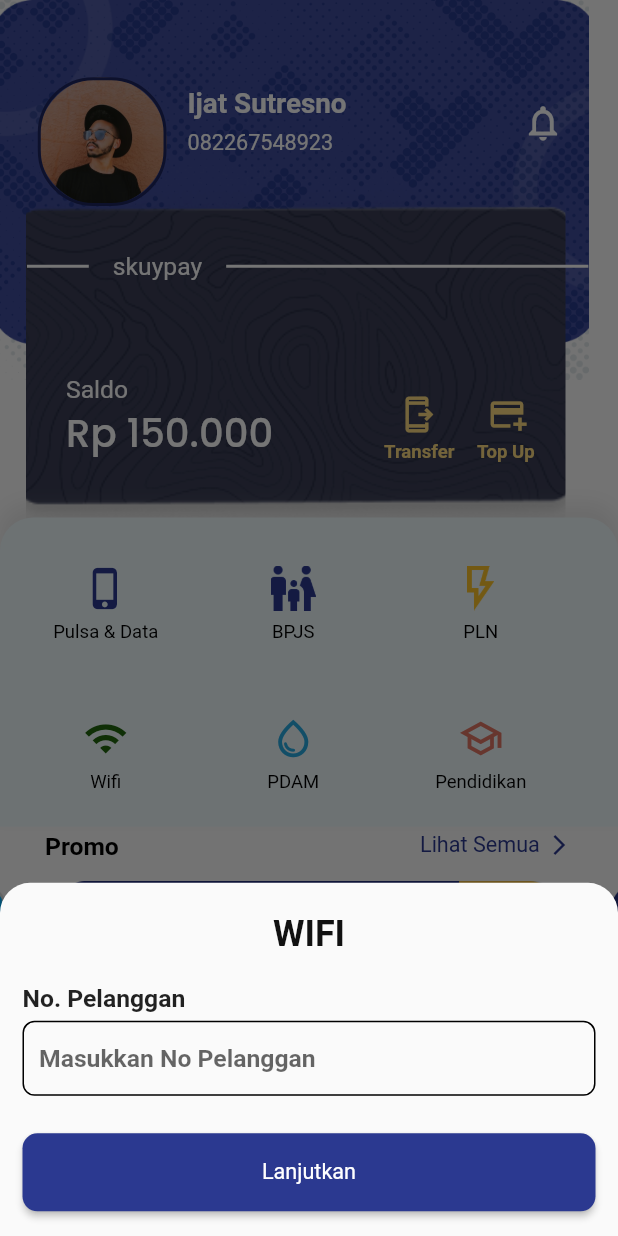
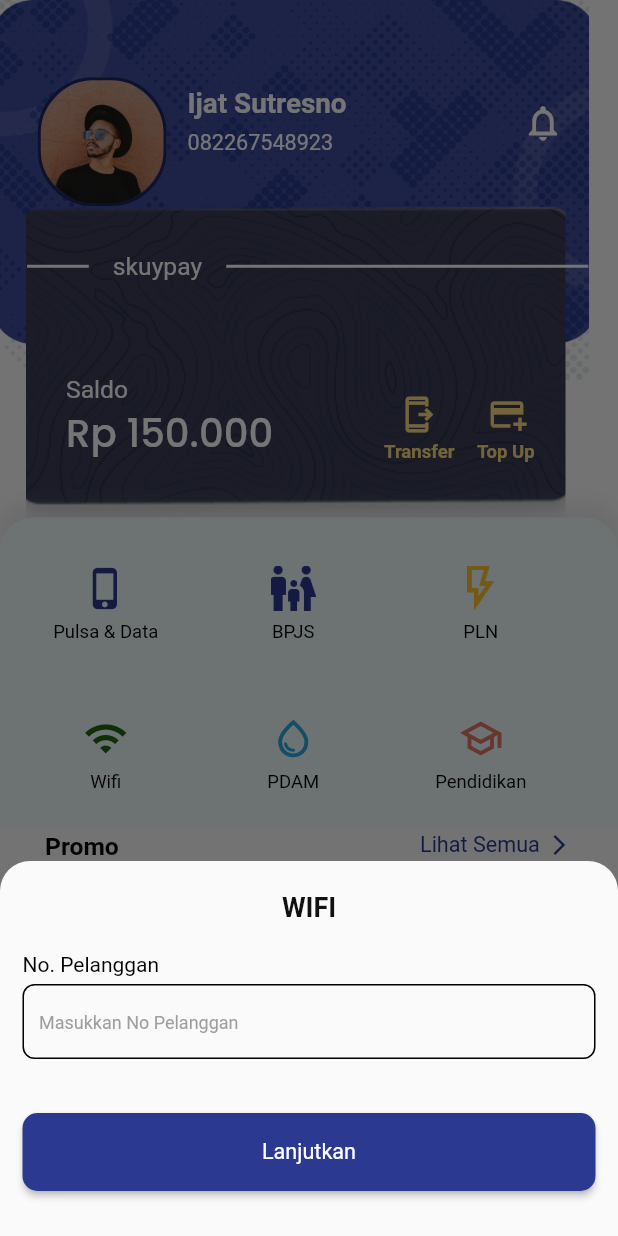
Before and after one commit to Kelompok10Capstone/Flutter_2023, a Flutter app: the HomeScreen screen opened directly, after a tap on "Wifi", on a phone screen of 412 x 824 dp. Run offline on Flutter 3.47's test engine with Material 2 defaults, Android fonts, the phone set to English and light mode, and no system bars; drawn by our look-alikes of carousel_slider; our stand-ins replace flutter_screenutil, google_fonts, pinput, shared_preferences, supercharged; accounts and stored records are empty.

Commit message:
edit navigasi

```diff
--- a/capstone_flutter/lib/view/screen/home_screen/home_screen.dart
+++ b/capstone_flutter/lib/view/screen/home_screen/home_screen.dart
@@ -837,6 +837,7 @@ class _HomeScreenState extends State<HomeScreen>
 
   void _showModalBottomSheetWifi() {
     showModalBottomSheet(
+      isScrollControlled: true,
       context: context,
       shape: const RoundedRectangleBorder(
         borderRadius: BorderRadius.only(
@@ -845,9 +846,16 @@ class _HomeScreenState extends State<HomeScreen>
         ),
       ),
       builder: (BuildContext context) {
-        return SizedBox(
+        return SingleChildScrollView(
+          padding: EdgeInsets.only(
+            bottom: MediaQuery.of(context)
+                .viewInsets
+                .bottom, // Adjust bottom padding based on keyboard height
+          ),
+          child: SizedBox(
             width: MediaQuery.of(context).size.width,
-          height: MediaQuery.of(context).size.height / 3.5,
+            height: 250,
+            // height: MediaQuery.of(context).size.height / 2.7,
             child: Padding(
               padding: const EdgeInsets.fromLTRB(15, 20, 15, 15),
               child: Column(
@@ -856,13 +864,14 @@ class _HomeScreenState extends State<HomeScreen>
                   Center(
                     child: Text(
                       'WIFI',
-                    style: blackText24,
+                      style: blackText16.copyWith(
+                          fontSize: 18, fontWeight: FontWeight.bold),
                     ),
                   ),
                   const SizedBox(height: 20),
                   Text(
                     'No. Pelanggan',
-                  style: blackFont16.copyWith(fontWeight: FontWeight.w700),
+                    style: blackFont14.copyWith(fontWeight: FontWeight.w400),
                   ),
                   const SizedBox(height: 5),
                   Container(
@@ -878,12 +887,17 @@ class _HomeScreenState extends State<HomeScreen>
                       keyboardType: TextInputType.number,
                       decoration: InputDecoration(
                         border: InputBorder.none,
-                      hintStyle: blackFont16,
+                        hintStyle: blackFont12.copyWith(color: Colors.grey),
                         hintText: 'Masukkan No Pelanggan',
                       ),
                     ),
                   ),
-                const SizedBox(height: 25),
+                  Expanded(
+                      child: SizedBox(
+                    height: MediaQuery.of(context).size.height,
+                  )),
+                  // const SizedBox(height: 25),
+
                   Padding(
                     padding: const EdgeInsets.only(bottom: 15),
                     child: SizedBox(
@@ -911,6 +925,7 @@ class _HomeScreenState extends State<HomeScreen>
                     ),
                   ),
                 ],
+              ),
             ),
           ),
         );
```
Lines whose indentation alone changed are shown as unchanged.
